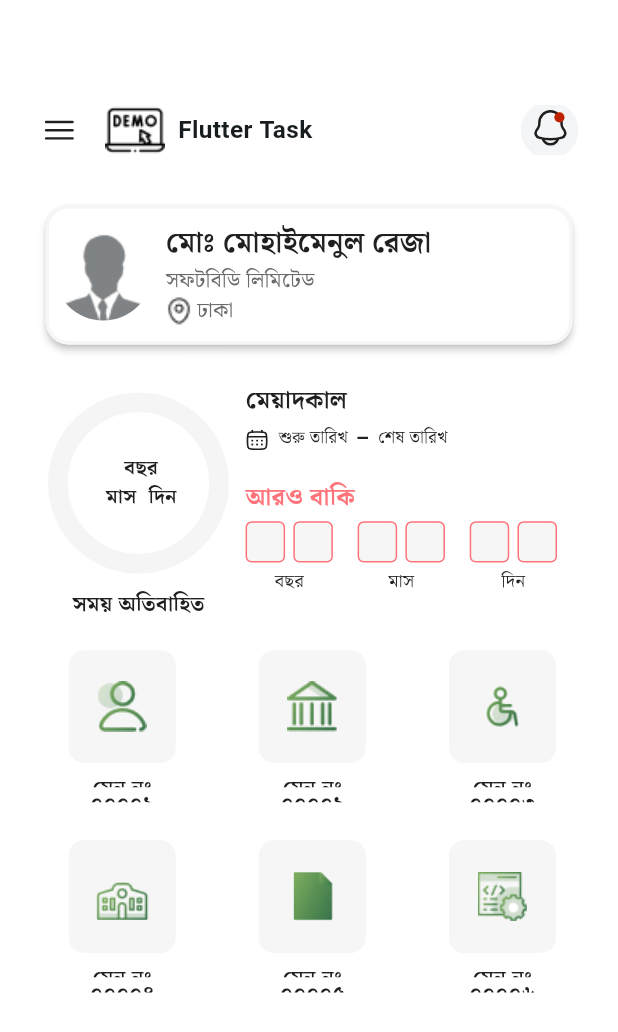
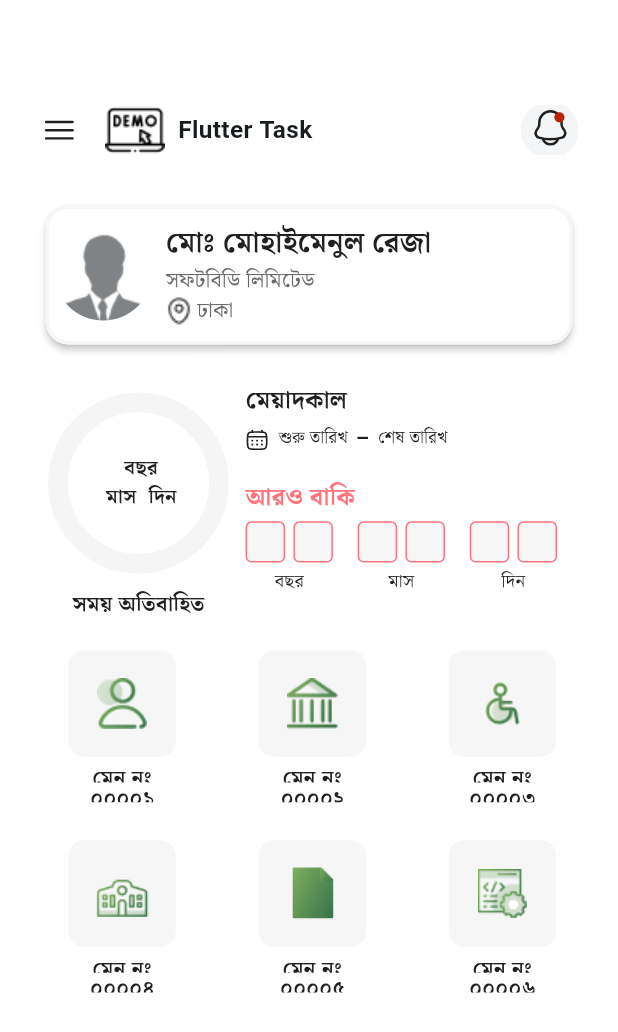
Before and after one commit to hossain-eee/Assginment-Project, a Flutter app: the HomeScreen screen opened directly, on a phone screen of 412 x 824 dp. Shown: the top 1032 px of the screen. Run offline on Flutter 3.47's test engine with Material 3 defaults, Android fonts, the phone set to English and light mode, and no system bars; our stand-ins replace flutter_screenutil, flutter_svg, get, google_fonts.

Commit message:
#1 adjust Image Container height

```diff
--- a/lib/presentation/ui/widgets/home/home_category.dart
+++ b/lib/presentation/ui/widgets/home/home_category.dart
@@ -18,7 +18,7 @@ class HomeCategory extends StatelessWidget {
             children: [
               Container(
                 width: 65.w,
-                height: 74.h,
+                height: 70.h,
                 alignment: Alignment.center,
                 decoration: BoxDecoration(
                   color: AppColor.contentBackground,
@@ -27,11 +27,11 @@ class HomeCategory extends StatelessWidget {
                 child: Image.asset(
                   imagePath,
                   width: 32.w,
-                  height: 33.h,
+                  height: 35.h,
                 ),
               ),
               SizedBox(
-                height: 7.h,
+                height: 5.h,
               ),
               Flexible(
                 child: Text(
```
